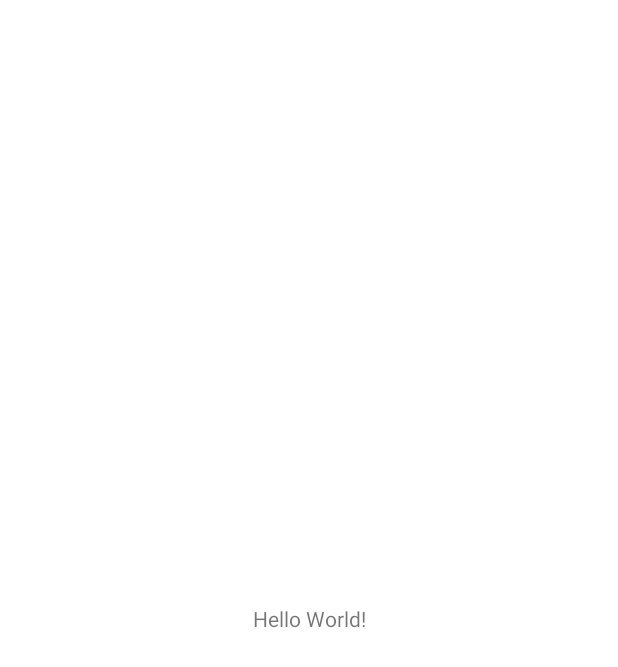
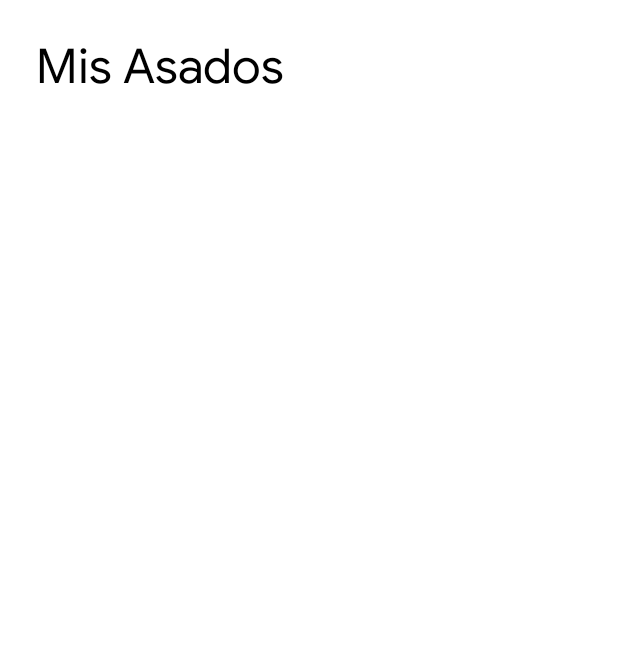
Before and after one commit to todoscontrajuan/asadoManagerAndroid, an Android app: the screen it shows after launch (MainActivity), on a phone screen of 412 x 824 dp. Before the commit the part shown is almost empty. Shown: the top 667 px of the screen. Run offline under Robolectric (Android 15) with nearby library versions, the phone set to English and light mode, and no system bars.

Commit message:
Adding fonts and first title

```diff
--- a/app/src/main/res/layout/activity_main.xml
+++ b/app/src/main/res/layout/activity_main.xml
@@ -9,10 +9,13 @@
     <TextView
         android:layout_width="wrap_content"
         android:layout_height="wrap_content"
-        android:text="Hello World!"
-        app:layout_constraintBottom_toBottomOf="parent"
+        android:fontFamily="@font/google_sans_regular"
+        android:text="@string/main_screen_title"
         app:layout_constraintLeft_toLeftOf="parent"
-        app:layout_constraintRight_toRightOf="parent"
-        app:layout_constraintTop_toTopOf="parent" />
+        app:layout_constraintTop_toTopOf="parent"
+        android:layout_marginTop="@dimen/margin_title"
+        android:layout_marginStart="@dimen/margin_title"
+        android:textSize="@dimen/text_size_title"
+        android:textColor="@color/colorBlackText"/>
 
 </android.support.constraint.ConstraintLayout>
--- a/app/src/main/res/values/colors.xml
+++ b/app/src/main/res/values/colors.xml
@@ -5,4 +5,5 @@
     <color name="colorAccent">#90a4ae</color>
     <color name="colorStatusBar">#FFFFFF</color>
     <color name="colorBackground">#FFFFFF</color>
+    <color name="colorBlackText">#000000</color>
 </resources>
--- /dev/null
+++ b/app/src/main/res/values/dimens.xml
@@ -0,0 +1,7 @@
+<?xml version="1.0" encoding="utf-8"?>
+<resources>
+    <dimen name="margin_title">24dp</dimen>
+
+    <!-- Text sizes -->
+    <dimen name="text_size_title">32sp</dimen>
+</resources>
--- a/app/src/main/res/values/strings.xml
+++ b/app/src/main/res/values/strings.xml
@@ -1,3 +1,4 @@
 <resources>
     <string name="app_name">Asado Manager</string>
+    <string name="main_screen_title">Mis Asados</string>
 </resources>
```
Also changed, not shown: app/src/main/res/font/GoogleSans-BoldItalic.ttf (deleted), app/src/main/res/font/google_sans_bold.ttf (renamed from app/src/main/res/font/GoogleSans-Bold.ttf), app/src/main/res/font/google_sans_italic.ttf (renamed from app/src/main/res/font/GoogleSans-Italic.ttf), app/src/main/res/font/google_sans_medium.ttf (renamed from app/src/main/res/font/GoogleSans-Medium.ttf), app/src/main/res/font/google_sans_medium_italic.ttf (renamed from app/src/main/res/font/GoogleSans-MediumItalic.ttf), app/src/main/res/font/google_sans_regular.ttf (renamed from app/src/main/res/font/GoogleSans-Regular.ttf), 1 other file.
